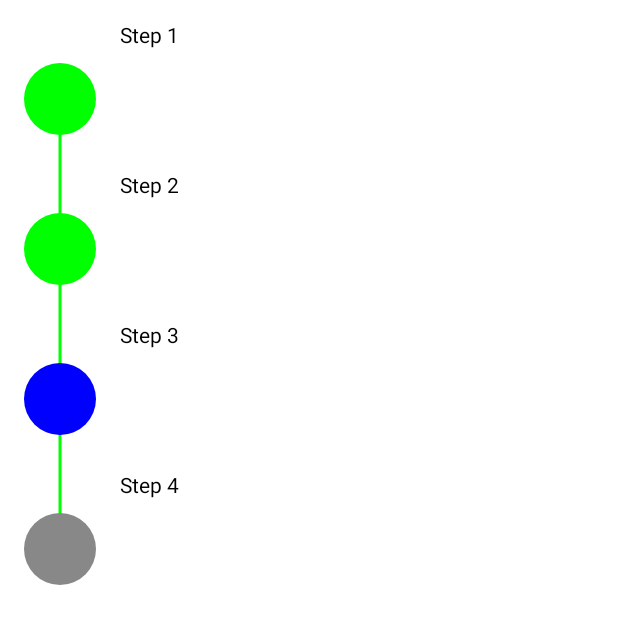
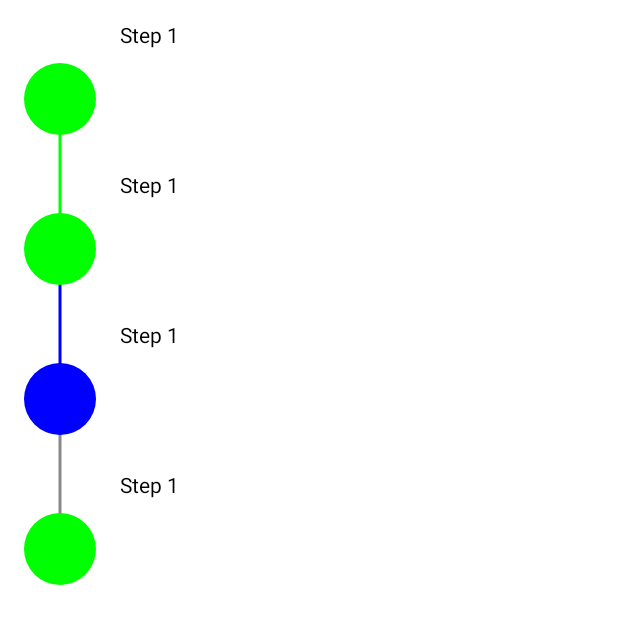
Before and after one commit to behnawwm/Stepper-Compose, an Android app built with Jetpack Compose: the @Preview function StepperPreview, on a phone screen of 412 x 824 dp. Shown: the top 624 px of the screen. Run offline under Robolectric (Android 15) with nearby library versions, the phone set to English and light mode, and no system bars.

Commit message:
Add step line adaption based on ProgressStatus

```diff
--- a/app/src/main/java/com/behnawwm/stepper_compose/MainActivity.kt
+++ b/app/src/main/java/com/behnawwm/stepper_compose/MainActivity.kt
@@ -24,15 +24,15 @@ class MainActivity : ComponentActivity() {
                         .fillMaxSize()
                         .background(Color.White),
                 ) {
-                    Stepper(
-                        steps = listOf(
-                            StepData("Step 1", LineStatus.Start, ProgressStatus.Done),
-                            StepData("Step 2", LineStatus.Middle, ProgressStatus.Done),
-                            StepData("Step 3", LineStatus.Middle, ProgressStatus.InProgress),
-                            StepData("Step 4", LineStatus.End, ProgressStatus.Remaining),
-                        ),
-                        modifier = Modifier.fillMaxSize()
-                    )
+//                    Stepper(
+//                        steps = listOf(
+//                            StepData("Step 1", LineStatus.Start, ProgressStatus.Done),
+//                            StepData("Step 2", LineStatus.Middle, ProgressStatus.Done),
+//                            StepData("Step 3", LineStatus.Middle, ProgressStatus.InProgress),
+//                            StepData("Step 4", LineStatus.End, ProgressStatus.Remaining),
+//                        ),
+//                        modifier = Modifier.fillMaxSize()
+//                    )
                 }
             }
         }
--- a/app/src/main/java/com/behnawwm/stepper_compose/stepper/Step.kt
+++ b/app/src/main/java/com/behnawwm/stepper_compose/stepper/Step.kt
@@ -8,7 +8,6 @@ import androidx.compose.ui.draw.drawBehind
 import androidx.compose.ui.geometry.Offset
 import androidx.compose.ui.graphics.Color
 import androidx.compose.ui.graphics.drawscope.DrawScope
-import androidx.compose.ui.tooling.preview.Preview
 import androidx.compose.ui.unit.dp
 import com.behnawwm.stepper_compose.stepper.data.Constants.IconSize
 import com.behnawwm.stepper_compose.stepper.data.LineStatus
@@ -27,14 +26,14 @@ fun Step(
                 val lineStartX = (IconSize / 2)
                 when (stepData.lineStatus) {
                     LineStatus.End -> {
-                        drawEndLine(lineStartX)
+                        drawTopToMiddle(lineStartX, stepData.beforeProgressStatus)
                     }
                     LineStatus.Middle -> {
-                        drawStartLine(lineStartX)
-                        drawEndLine(lineStartX)
+                        drawTopToMiddle(lineStartX, stepData.beforeProgressStatus)
+                        drawMiddleToBottom(lineStartX, stepData.nextProgressStatus)
                     }
                     LineStatus.Start -> {
-                        drawStartLine(lineStartX)
+                        drawMiddleToBottom(lineStartX, stepData.nextProgressStatus)
                     }
                 }
             },
@@ -52,18 +51,36 @@ fun Step(
 }
 
 
-private fun DrawScope.drawStartLine(lineStartX: Int) {
+private fun DrawScope.drawMiddleToBottom(lineStartX: Int, nextProgressStatus: ProgressStatus?) {
+    when (nextProgressStatus) {
+        ProgressStatus.Done -> drawMiddleToBottom(lineStartX, Color.Green)
+        ProgressStatus.InProgress -> drawMiddleToBottom(lineStartX, Color.Blue)
+        ProgressStatus.Remaining -> drawMiddleToBottom(lineStartX, Color.Gray)
+        null -> {}
+    }
+}
+
+private fun DrawScope.drawMiddleToBottom(lineStartX: Int, color: Color) {
     drawLine(
-        color = Color.Green,
+        color = color,
         start = Offset(lineStartX.dp.toPx(), size.height / 2),
         end = Offset(lineStartX.dp.toPx(), size.height),
         strokeWidth = 2.dp.toPx()
     )
 }
 
-private fun DrawScope.drawEndLine(lineStartX: Int) {
+private fun DrawScope.drawTopToMiddle(lineStartX: Int, beforeProgressStatus: ProgressStatus?) {
+    when (beforeProgressStatus) {
+        ProgressStatus.Done -> drawTopToMiddle(lineStartX, Color.Green)
+        ProgressStatus.InProgress -> drawTopToMiddle(lineStartX, Color.Blue)
+        ProgressStatus.Remaining -> drawTopToMiddle(lineStartX, Color.Gray)
+        null -> {}
+    }
+}
+
+private fun DrawScope.drawTopToMiddle(lineStartX: Int, color: Color) {
     drawLine(
-        color = Color.Green,
+        color = color,
         start = Offset(lineStartX.dp.toPx(), 0f),
         end = Offset(lineStartX.dp.toPx(), size.height / 2),
         strokeWidth = 2.dp.toPx()
@@ -71,23 +88,25 @@ private fun DrawScope.drawEndLine(lineStartX: Int) {
 }
 
 
-@Preview
-@Composable
-fun StepView() {
-    Step(
-        StepData("Step 1", LineStatus.Start, ProgressStatus.Done)
-    )
-}
-
-@Preview
-@Composable
-fun StepView2() {
-    Step(StepData("Step 1", LineStatus.Middle, ProgressStatus.InProgress))
-}
-
-
-@Preview
-@Composable
-fun StepView3() {
-    Step(StepData("Step 1", LineStatus.End, ProgressStatus.Remaining))
-}
+//@Preview
+//@Composable
+//fun StepView() {
+//    Step(
+//        StepData("Step 1", LineStatus.Start, ProgressStatus.Done,)
+//    )
+//}
+//
+//@Preview
+//@Composable
+//fun StepView2() {
+//    Step(StepData("Step 1", LineStatus.Middle, ProgressStatus.InProgress))
+//}
+//
+//
+//@Preview
+//@Composable
+//fun StepView3() {
+//    Step(StepData("Step 1", LineStatus.End, ProgressStatus.Remaining))
+//}
+//
+//
--- a/app/src/main/java/com/behnawwm/stepper_compose/stepper/Stepper.kt
+++ b/app/src/main/java/com/behnawwm/stepper_compose/stepper/Stepper.kt
@@ -38,10 +38,34 @@ fun Stepper(
 fun StepperPreview() {
     Stepper(
         listOf(
-            StepData("Step 1", LineStatus.Start, ProgressStatus.Done),
-            StepData("Step 2", LineStatus.Middle, ProgressStatus.Done),
-            StepData("Step 3", LineStatus.Middle, ProgressStatus.InProgress),
-            StepData("Step 4", LineStatus.End, ProgressStatus.Remaining),
+            StepData(
+                title = "Step 1",
+                lineStatus = LineStatus.Start,
+                beforeProgressStatus = null,
+                progressStatus = ProgressStatus.Done,
+                nextProgressStatus = ProgressStatus.Done,
+            ),
+            StepData(
+                title = "Step 1",
+                lineStatus = LineStatus.Middle,
+                beforeProgressStatus = ProgressStatus.Done,
+                progressStatus = ProgressStatus.Done,
+                nextProgressStatus = ProgressStatus.InProgress,
+            ),
+            StepData(
+                title = "Step 1",
+                lineStatus = LineStatus.Middle,
+                beforeProgressStatus = ProgressStatus.InProgress,
+                progressStatus = ProgressStatus.InProgress,
+                nextProgressStatus = ProgressStatus.Remaining,
+            ),
+            StepData(
+                title = "Step 1",
+                lineStatus = LineStatus.End,
+                beforeProgressStatus = ProgressStatus.Remaining,
+                progressStatus = ProgressStatus.Done,
+                nextProgressStatus = null,
+            ),
         )
     )
 }
--- a/app/src/main/java/com/behnawwm/stepper_compose/stepper/data/StepData.kt
+++ b/app/src/main/java/com/behnawwm/stepper_compose/stepper/data/StepData.kt
@@ -3,5 +3,7 @@ package com.behnawwm.stepper_compose.stepper.data
 data class StepData(
     val title: String,
     val lineStatus: LineStatus,
-    val progressStatus : ProgressStatus
+    val progressStatus : ProgressStatus,
+    val nextProgressStatus : ProgressStatus?,
+    val beforeProgressStatus : ProgressStatus?,
 )
```
